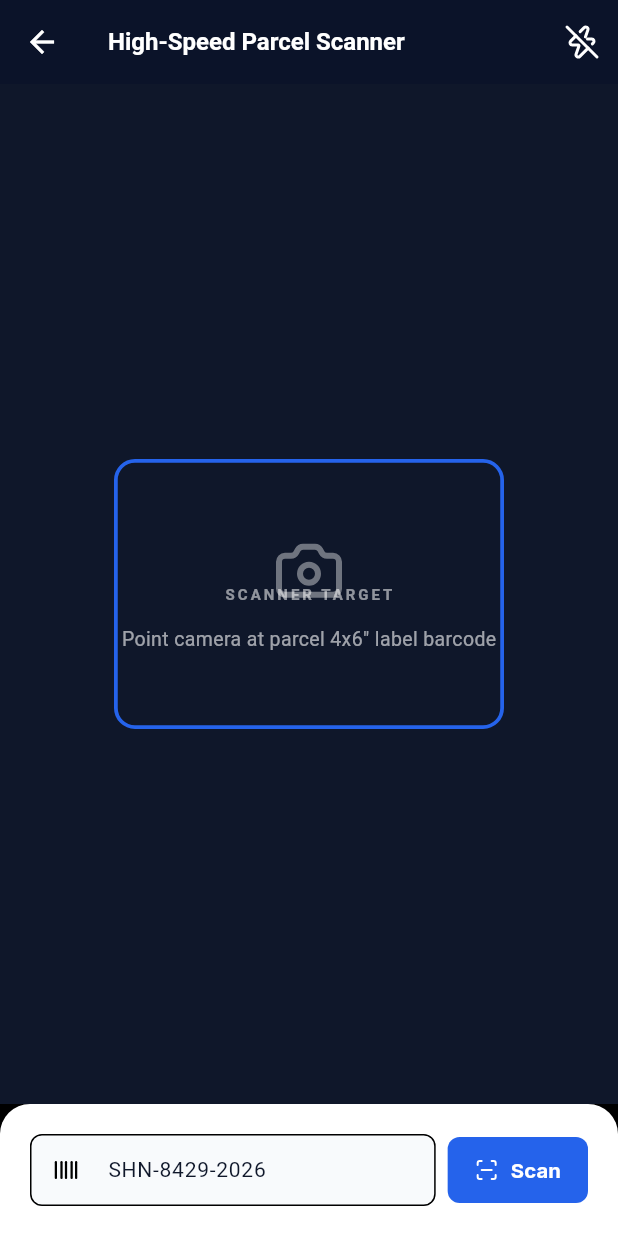
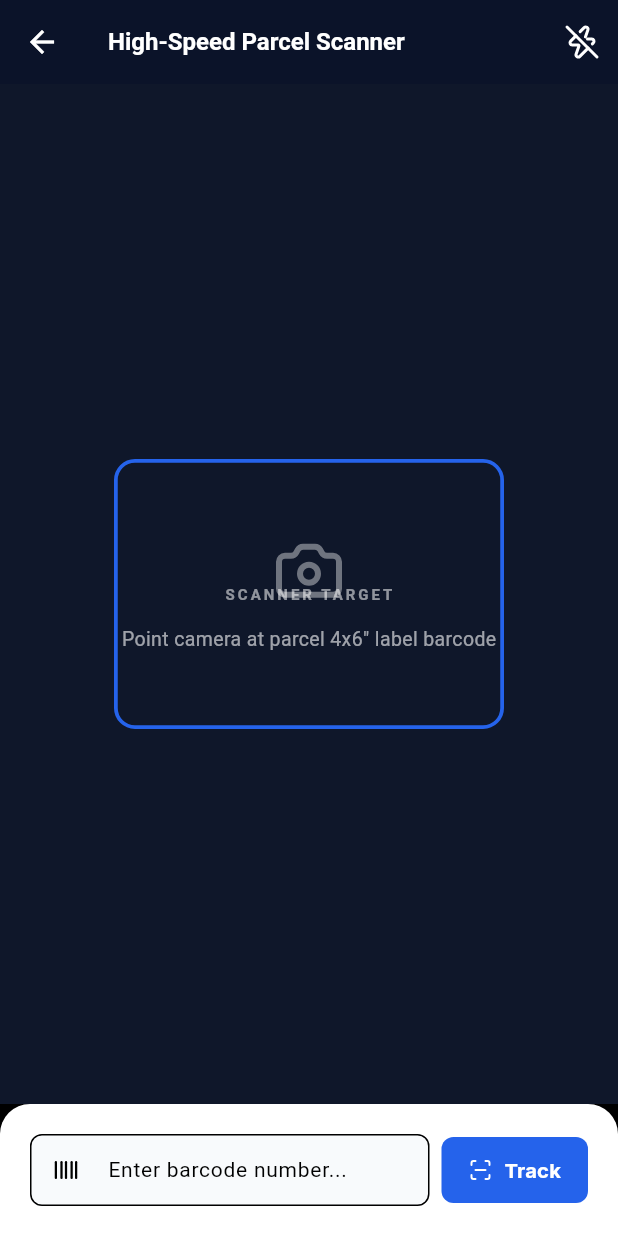
Before and after one commit to developerbadsa/courier-app, a Flutter app: the CameraBarcodeScannerScreen screen opened directly, on a phone screen of 412 x 824 dp. Run offline on Flutter 3.47's test engine with Material 3 defaults, Android fonts, the phone set to English and light mode, and no system bars; our stand-ins replace dio, equatable, flutter_bloc, flutter_secure_storage, geolocator, google_fonts and 4 more; accounts and stored records are empty.

Commit message:
fix(flutter): Fix compilation errors and remove mock data across 6 files
- merchant_home_screen: AppButton(label→text, variant string→enum, fullWidth→isFullWidth)
- create_parcel_screen: Same AppButton parameter fixes
- customer_tracking_screen: AppButton parameter fix
- camera_barcode_scanner_screen: Remove mock scan result, add real API lookup via DioClient
- live_delivery_map_view: Add missing trackingNumber parameter
- rider_repository: Remove dead _mockTasks fallback data (64 lines)

🤖 Generated with Codebuff
Co-Authored-By: Codebuff <noreply@codebuff.com>

```diff
--- a/mobile-flutter/lib/features/rider/repositories/rider_repository.dart
+++ b/mobile-flutter/lib/features/rider/repositories/rider_repository.dart
@@ -7,70 +7,6 @@ class RiderRepository {
   final DioClient _client;
 
   RiderRepository({DioClient? client}) : _client = client ?? DioClient();
-
-  // Mock Fallback Data in case network is disconnected
-  static final List<DeliveryTaskModel> _mockTasks = [
-    DeliveryTaskModel(
-      id: 'task-1',
-      trackingNumber: 'SHN-8429-2026',
-      recipientName: 'Michael Anderson',
-      recipientPhone: '+1-512-555-0199',
-      deliveryAddress: '456 Congress Ave, Suite 400',
-      destinationCity: 'Austin, TX',
-      codAmount: 45.00,
-      weightKg: 2.5,
-      status: 'OUT_FOR_DELIVERY',
-      driverNotes: 'Leave with reception on 4th floor. Ring doorbell.',
-      scheduledTime: '10:00 AM – 12:00 PM',
-      latitude: 30.2672,
-      longitude: -97.7431,
-    ),
-    DeliveryTaskModel(
-      id: 'task-2',
-      trackingNumber: 'SHN-9102-2026',
-      recipientName: 'Sarah Jenkins',
-      recipientPhone: '+1-512-555-0345',
-      deliveryAddress: '1200 Logistics Blvd, Dock #2',
-      destinationCity: 'Austin, TX',
-      codAmount: 0.00, // Prepaid
-      weightKg: 1.2,
-      status: 'ASSIGNED',
-      driverNotes: 'Prepaid parcel. Safe drop on porch allowed.',
-      scheduledTime: '1:00 PM – 3:00 PM',
-      latitude: 30.2747,
-      longitude: -97.7404,
-    ),
-    DeliveryTaskModel(
-      id: 'task-3',
-      trackingNumber: 'SHN-7341-2026',
-      recipientName: 'Robert Vance',
-      recipientPhone: '+1-512-555-0812',
-      deliveryAddress: '789 Lamar Blvd, Apt 3B',
-      destinationCity: 'Austin, TX',
-      codAmount: 120.00,
-      weightKg: 4.8,
-      status: 'ASSIGNED',
-      driverNotes: 'Call 5 mins before arrival for gate code.',
-      scheduledTime: '3:00 PM – 5:00 PM',
-      latitude: 30.2812,
-      longitude: -97.7511,
-    ),
-    DeliveryTaskModel(
-      id: 'task-4',
-      trackingNumber: 'SHN-5092-2026',
-      recipientName: 'Emily Clark',
-      recipientPhone: '+1-512-555-0422',
-      deliveryAddress: '3400 Comanche Trail',
-      destinationCity: 'Austin, TX',
-      codAmount: 32.50,
-      weightKg: 1.0,
-      status: 'DELIVERED',
-      driverNotes: 'Signed by recipient.',
-      scheduledTime: '9:30 AM',
-      latitude: 30.2912,
-      longitude: -97.7311,
-    ),
-  ];
 
   Future<List<DeliveryTaskModel>> getRunsheet() async {
     try {
--- a/mobile-flutter/lib/features/scanner/screens/camera_barcode_scanner_screen.dart
+++ b/mobile-flutter/lib/features/scanner/screens/camera_barcode_scanner_screen.dart
@@ -1,6 +1,8 @@
 import 'package:flutter/material.dart';
 import 'package:lucide_icons/lucide_icons.dart';
 import '../../../core/constants/app_colors.dart';
+import '../../../core/constants/api_constants.dart';
+import '../../../core/network/dio_client.dart';
 import '../../../core/widgets/app_button.dart';
 import '../../../core/widgets/app_card.dart';
 
@@ -13,22 +15,37 @@ class CameraBarcodeScannerScreen extends StatefulWidget {
 }
 
 class _CameraBarcodeScannerScreenState extends State<CameraBarcodeScannerScreen> {
-  final TextEditingController _manualBarcodeInput =
-      TextEditingController(text: 'SHN-8429-2026');
+  final TextEditingController _manualBarcodeInput = TextEditingController();
   bool _isTorchOn = false;
   Map<String, dynamic>? _scannedResult;
+  bool _isLookingUp = false;
+  String? _lookupError;
 
-  void _onSimulateScan(String barcode) {
-    setState(() {
-      _scannedResult = {
-        'trackingNumber': barcode,
-        'recipient': 'Michael Anderson',
-        'address': '456 Congress Ave, Suite 400, Austin, TX',
-        'cod': 45.00,
-        'status': 'OUT_FOR_DELIVERY',
-        'item': 'Electronics / Gadgets',
-      };
-    });
+  void _onLookupScan(String barcode) async {
+    if (barcode.isEmpty) return;
+    setState(() { _isLookingUp = true; _lookupError = null; _scannedResult = null; });
+    try {
+      final client = DioClient();
+      final response = await client.get('${ApiConstants.publicTracking}/$barcode');
+      if (mounted) {
+        final data = response.data?['data'];
+        setState(() {
+          _isLookingUp = false;
+          _scannedResult = {
+            'trackingNumber': data?['trackingNumber'] ?? barcode,
+            'recipient': data?['consignee']?['name'] ?? 'Unknown',
+            'address': data?['deliveryAddress']?['line1'] ?? '',
+            'cod': data?['codAmount'] ?? 0,
+            'status': data?['currentStatus'] ?? 'UNKNOWN',
+            'item': data?['packageDescription'] ?? '',
+          };
+        });
+      }
+    } catch (e) {
+      if (mounted) {
+        setState(() { _isLookingUp = false; _lookupError = 'Parcel not found: $barcode'; });
+      }
+    }
   }
 
   @override
@@ -112,6 +129,24 @@ class _CameraBarcodeScannerScreenState extends State<CameraBarcodeScannerScreen>
             child: Column(
               crossAxisAlignment: CrossAxisAlignment.stretch,
               children: [
+                if (_lookupError != null) ...[
+                  Container(
+                    padding: const EdgeInsets.all(12),
+                    decoration: BoxDecoration(
+                      color: const Color(0xFFFEF2F2),
+                      borderRadius: BorderRadius.circular(8),
+                      border: Border.all(color: const Color(0xFFDC2626).withOpacity(0.3)),
+                    ),
+                    child: Row(
+                      children: [
+                        const Icon(LucideIcons.alertTriangle, size: 16, color: Color(0xFFDC2626)),
+                        const SizedBox(width: 8),
+                        Expanded(child: Text(_lookupError!, style: const TextStyle(fontSize: 12, color: Color(0xFF991B1B)))),
+                      ],
+                    ),
+                  ),
+                  const SizedBox(height: 12),
+                ],
                 if (_scannedResult != null) ...[
                   AppCard(
                     backgroundColor: AppColors.primaryLight,
@@ -160,9 +195,10 @@ class _CameraBarcodeScannerScreenState extends State<CameraBarcodeScannerScreen>
                     ),
                     const SizedBox(width: 8),
                     AppButton(
-                      text: 'Scan',
+                      text: 'Track',
                       icon: const Icon(LucideIcons.scanLine, size: 16),
-                      onPressed: () => _onSimulateScan(_manualBarcodeInput.text.trim()),
+                      isLoading: _isLookingUp,
+                      onPressed: () => _onLookupScan(_manualBarcodeInput.text.trim()),
                     ),
                   ],
                 ),
--- a/mobile-flutter/lib/features/tracking/screens/customer_tracking_screen.dart
+++ b/mobile-flutter/lib/features/tracking/screens/customer_tracking_screen.dart
@@ -117,7 +117,7 @@ class _CustomerTrackingScreenState extends State<CustomerTrackingScreen> {
                     const SizedBox(height: 8),
                     Text(_error!, style: const TextStyle(fontSize: 12, color: AppColors.textMuted), textAlign: TextAlign.center),
                     const SizedBox(height: 8),
-                    AppButton(label: 'Try Again', size: 'sm', onPressed: _onSearch),
+                    AppButton(text: 'Try Again', size: AppButtonSize.sm, onPressed: _onSearch),
                   ],
                 ),
               ),
--- a/mobile-flutter/lib/features/tracking/widgets/live_delivery_map_view.dart
+++ b/mobile-flutter/lib/features/tracking/widgets/live_delivery_map_view.dart
@@ -4,12 +4,14 @@ import '../../../core/constants/app_colors.dart';
 
 class LiveDeliveryMapView extends StatelessWidget {
   final String status;
+  final String trackingNumber;
   final String riderName;
   final String eta;
 
   const LiveDeliveryMapView({
     super.key,
     required this.status,
+    required this.trackingNumber,
     this.riderName = 'Alex Rodriguez (Rider #104)',
     this.eta = '12 mins',
   });
```
Also changed, not shown: mobile-flutter/lib/features/merchant/screens/create_parcel_screen.dart (+5 -5 lines), mobile-flutter/lib/features/merchant/screens/merchant_home_screen.dart (+11 -11 lines).
